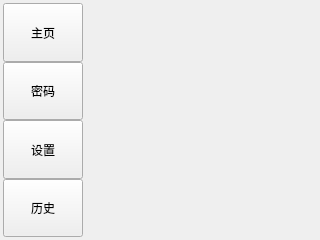
First picture: the form in components/window/res/mainWindow.ui, repository PPJUST/OnlyUnzip, before the edit.
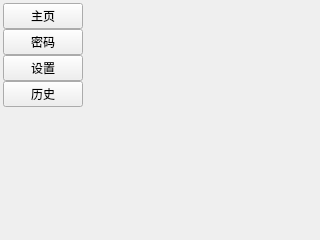
Second picture: the form after the edit.

```diff
--- a/components/window/res/mainWindow.ui
+++ b/components/window/res/mainWindow.ui
@@ -99,6 +99,19 @@
         </attribute>
        </widget>
       </item>
+      <item>
+       <spacer name="verticalSpacer">
+        <property name="orientation">
+         <enum>Qt::Orientation::Vertical</enum>
+        </property>
+        <property name="sizeHint" stdset="0">
+         <size>
+          <width>20</width>
+          <height>40</height>
+         </size>
+        </property>
+       </spacer>
+      </item>
      </layout>
     </item>
     <item>
```
